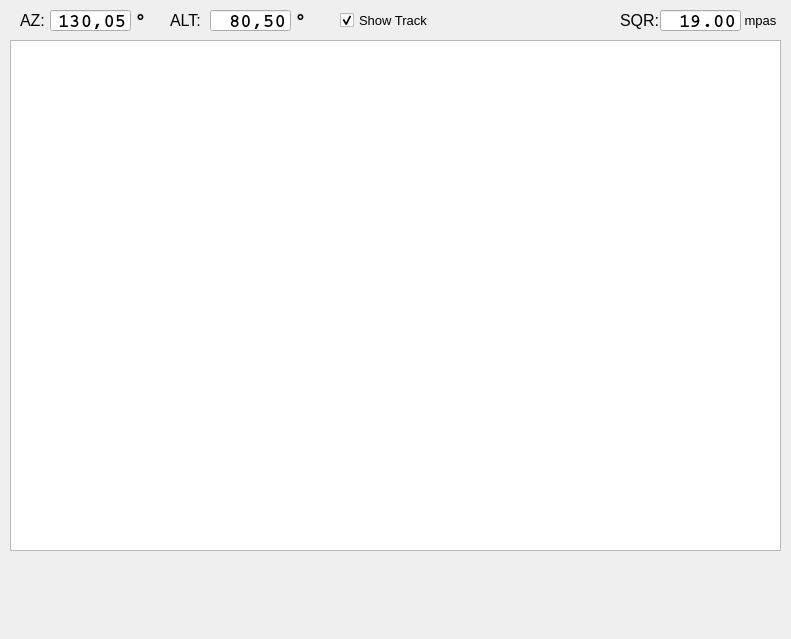
Above: mountwizzard/gui/coordinate_dialog_ui.ui from sayitfast/MountWizzard3 before the change. Below: the same form after it.
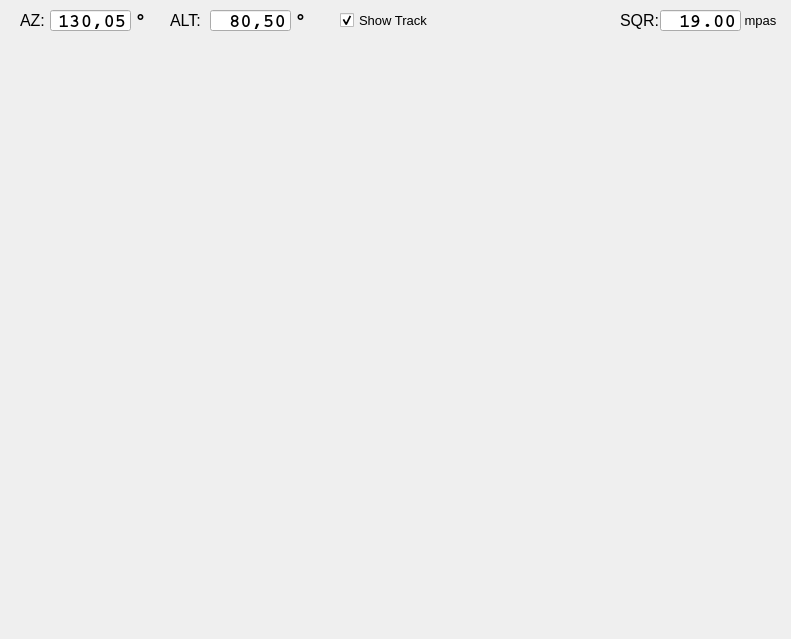
That is the form after the change.

What changed in the file:
```diff
--- a/mountwizzard/gui/coordinate_dialog_ui.ui
+++ b/mountwizzard/gui/coordinate_dialog_ui.ui
@@ -349,6 +349,37 @@
     <bool>true</bool>
    </property>
   </widget>
+  <widget class="QWidget" name="hemisphere" native="true">
+   <property name="enabled">
+    <bool>true</bool>
+   </property>
+   <property name="geometry">
+    <rect>
+     <x>10</x>
+     <y>40</y>
+     <width>771</width>
+     <height>601</height>
+    </rect>
+   </property>
+   <property name="autoFillBackground">
+    <bool>true</bool>
+   </property>
+   <property name="styleSheet">
+    <string notr="true"/>
+   </property>
+  </widget>
+  <zorder>modelPointsPlot</zorder>
+  <zorder>hemisphere</zorder>
+  <zorder>le_telescopeAzimut</zorder>
+  <zorder>le_telescopeAltitude</zorder>
+  <zorder>label_9</zorder>
+  <zorder>label_10</zorder>
+  <zorder>label_109</zorder>
+  <zorder>label_110</zorder>
+  <zorder>label_142</zorder>
+  <zorder>le_SQR</zorder>
+  <zorder>label_87</zorder>
+  <zorder>checkRunTrackingWidget</zorder>
  </widget>
  <resources/>
  <connections/>
```
